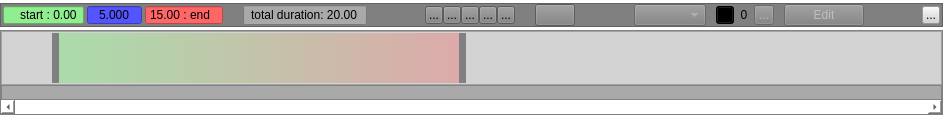
Before: the Qt Designer form src/GuiBase/Timeline/Timeline.ui in STORM-IRIT/Radium-Engine, drawn with Qt 5.
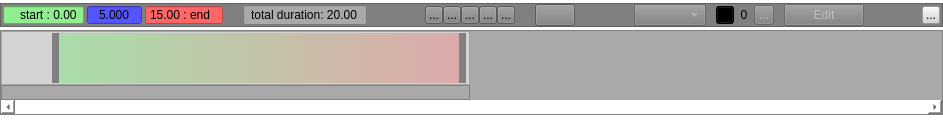
After: the same form once the commit is applied. Icons and pictures are not drawn. Custom widgets are drawn as their Qt base class.

The edit to the form file:
```diff
--- a/src/GuiBase/Timeline/Timeline.ui
+++ b/src/GuiBase/Timeline/Timeline.ui
@@ -729,12 +729,12 @@
        <rect>
         <x>0</x>
         <y>0</y>
-        <width>941</width>
+        <width>465</width>
         <height>69</height>
        </rect>
       </property>
       <property name="sizePolicy">
-       <sizepolicy hsizetype="Preferred" vsizetype="Preferred">
+       <sizepolicy hsizetype="Fixed" vsizetype="Preferred">
         <horstretch>0</horstretch>
         <verstretch>0</verstretch>
        </sizepolicy>
```
